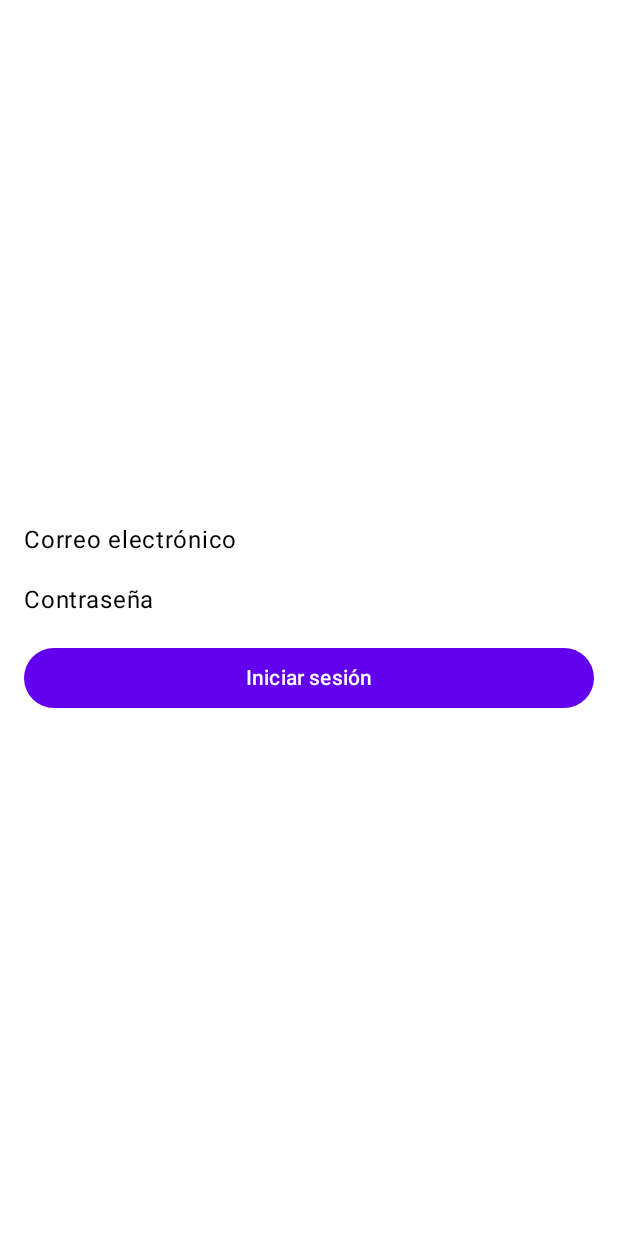
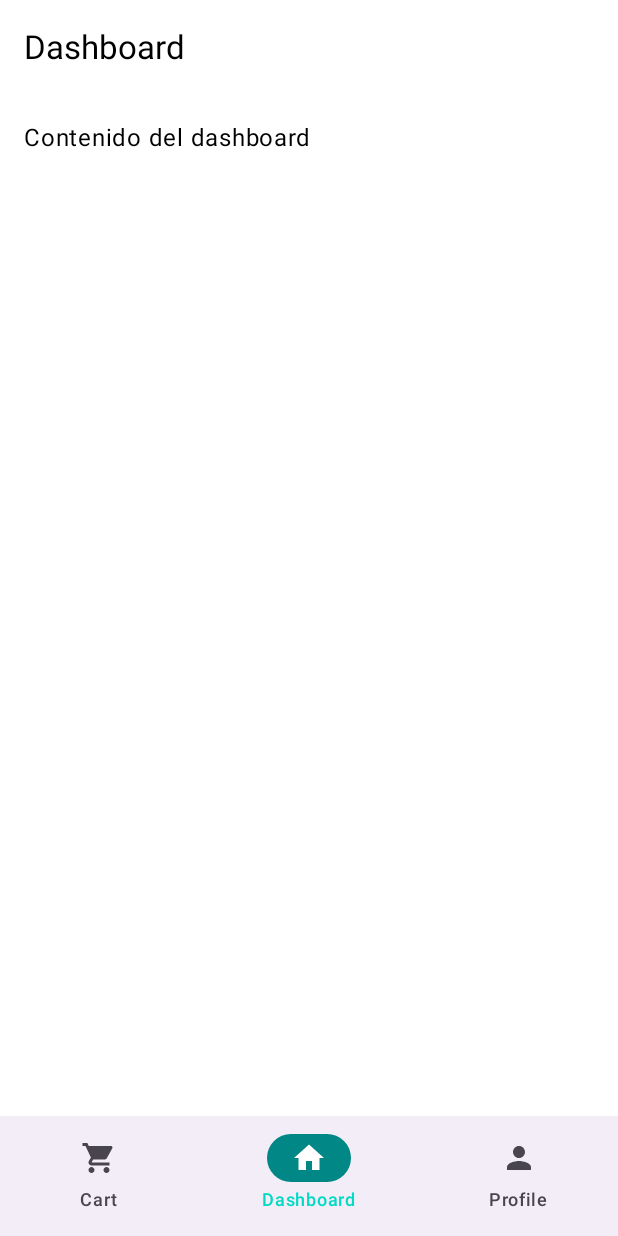
Before and after one commit to opoinffrancisco/laboratorio-opoinf-app, an Android app built with Jetpack Compose: the screen it shows after launch (LoginActivity before the commit, MainActivity after it), on a phone screen of 412 x 824 dp. Run offline under Robolectric (Android 15) with nearby library versions, the phone set to English and light mode, and no system bars.

Commit message:
Añadiendo estructura de menu inferior

```diff
--- a/app/build.gradle.kts
+++ b/app/build.gradle.kts
@@ -53,6 +53,8 @@ dependencies {
     implementation(libs.androidx.core.ktx)
     implementation(libs.androidx.lifecycle.runtime.ktx)
     implementation(libs.androidx.activity.compose)
+    implementation("androidx.compose.material3:material3:1.1.0")
+    implementation("androidx.navigation:navigation-compose:2.5.3")
     implementation(platform(libs.androidx.compose.bom))
     implementation(libs.androidx.ui)
     implementation(libs.androidx.ui.graphics)
--- a/app/src/main/java/com/opoinf/laboratorio_opoinf/LoginActivity.kt
+++ b/app/src/main/java/com/opoinf/laboratorio_opoinf/LoginActivity.kt
@@ -17,6 +17,7 @@ import com.opoinf.laboratorio_opoinf.ui.theme.LaboratorioOpoinfTheme
 class LoginActivity : ComponentActivity() {
     override fun onCreate(savedInstanceState: Bundle?) {
         super.onCreate(savedInstanceState)
+        //enableEdgeToEdge()
         setContent {
             LaboratorioOpoinfTheme {
                 Surface(modifier = Modifier.fillMaxSize(), color = MaterialTheme.colorScheme.background) {
--- a/app/src/main/java/com/opoinf/laboratorio_opoinf/MainActivity.kt
+++ b/app/src/main/java/com/opoinf/laboratorio_opoinf/MainActivity.kt
@@ -3,45 +3,98 @@ package com.opoinf.laboratorio_opoinf
 import android.os.Bundle
 import androidx.activity.ComponentActivity
 import androidx.activity.compose.setContent
-import androidx.activity.enableEdgeToEdge
-import androidx.compose.foundation.layout.fillMaxSize
 import androidx.compose.foundation.layout.padding
-import androidx.compose.material3.Scaffold
-import androidx.compose.material3.Text
+import androidx.compose.material.icons.Icons
+import androidx.compose.material.icons.filled.Home
+import androidx.compose.material.icons.filled.Person
+import androidx.compose.material.icons.filled.ShoppingCart
+import androidx.compose.material3.*
 import androidx.compose.runtime.Composable
 import androidx.compose.ui.Modifier
+import androidx.compose.ui.graphics.vector.ImageVector
 import androidx.compose.ui.tooling.preview.Preview
-import com.opoinf.laboratorio_opoinf.ui.theme.LaboratorioopoinfTheme
+import androidx.navigation.NavHostController
+import androidx.navigation.compose.*
+import com.opoinf.laboratorio_opoinf.modulo.CartScreen
+import com.opoinf.laboratorio_opoinf.modulo.DashboardScreen
+import com.opoinf.laboratorio_opoinf.modulo.ProfileScreen
+import com.opoinf.laboratorio_opoinf.ui.theme.LaboratorioOpoinfTheme
 
 class MainActivity : ComponentActivity() {
     override fun onCreate(savedInstanceState: Bundle?) {
         super.onCreate(savedInstanceState)
-        enableEdgeToEdge()
         setContent {
-            LaboratorioopoinfTheme {
-                Scaffold(modifier = Modifier.fillMaxSize()) { innerPadding ->
-                    Greeting(
-                        name = "Android",
-                        modifier = Modifier.padding(innerPadding)
-                    )
-                }
+            LaboratorioOpoinfTheme {
+                MainScreen()
             }
         }
     }
 }
 
+sealed class BottomNavItem(val title: String, val icon: ImageVector, val route: String) {
+    object Cart : BottomNavItem("Cart", Icons.Default.ShoppingCart, "cart")
+    object Dashboard : BottomNavItem("Dashboard", Icons.Default.Home, "dashboard")
+    object Profile : BottomNavItem("Profile", Icons.Default.Person, "profile")
+}
+
 @Composable
-fun Greeting(name: String, modifier: Modifier = Modifier) {
-    Text(
-        text = "Hello $name!",
-        modifier = modifier
+fun MainScreen() {
+    val navController = rememberNavController()
+    val items = listOf(
+        BottomNavItem.Cart,
+        BottomNavItem.Dashboard,
+        BottomNavItem.Profile
     )
+
+    Scaffold(
+        bottomBar = { BottomNavigationBar(navController, items) }
+    ) { innerPadding ->
+        NavHostContainer(navController, Modifier.padding(innerPadding))
+    }
+}
+
+@Composable
+fun BottomNavigationBar(navController: NavHostController, items: List<BottomNavItem>) {
+    NavigationBar {
+        val currentRoute = currentRoute(navController)
+        items.forEach { item ->
+            NavigationBarItem(
+                icon = { Icon(item.icon, contentDescription = item.title) },
+                label = { Text(item.title) },
+                selected = currentRoute == item.route,
+                onClick = {
+                    navController.navigate(item.route) {
+                        popUpTo(navController.graph.startDestinationId) {
+                            saveState = true
+                        }
+                        launchSingleTop = true
+                        restoreState = true
+                    }
+                }
+            )
+        }
+    }
+}
+
+@Composable
+fun NavHostContainer(navController: NavHostController, modifier: Modifier = Modifier) {
+    NavHost(navController, startDestination = BottomNavItem.Dashboard.route, modifier = modifier) {
+        composable(BottomNavItem.Cart.route) { CartScreen() }
+        composable(BottomNavItem.Dashboard.route) { DashboardScreen() }
+        composable(BottomNavItem.Profile.route) { ProfileScreen() }
+    }
+}
+
+@Composable
+fun currentRoute(navController: NavHostController): String? {
+    val navBackStackEntry = navController.currentBackStackEntryAsState()
+    return navBackStackEntry.value?.destination?.route
 }
 
 @Preview(showBackground = true)
 @Composable
-fun GreetingPreview() {
-    LaboratorioopoinfTheme {
-        Greeting("Android")
+fun DefaultPreview() {
+    LaboratorioOpoinfTheme {
+        MainScreen()
     }
 }
--- /dev/null
+++ b/app/src/main/java/com/opoinf/laboratorio_opoinf/modulo/DashboardScreen.kt
@@ -0,0 +1,37 @@
+package com.opoinf.laboratorio_opoinf.modulo
+
+import androidx.compose.foundation.layout.Box
+import androidx.compose.foundation.layout.fillMaxSize
+import androidx.compose.foundation.layout.padding
+import androidx.compose.material3.ExperimentalMaterial3Api
+import androidx.compose.material3.Scaffold
+import androidx.compose.material3.Text
+import androidx.compose.material3.TopAppBar
+import androidx.compose.runtime.Composable
+import androidx.compose.ui.Modifier
+import androidx.compose.ui.tooling.preview.Preview
+import androidx.compose.ui.unit.dp
+import com.opoinf.laboratorio_opoinf.ui.theme.LaboratorioOpoinfTheme
+
+@OptIn(ExperimentalMaterial3Api::class)
+@Composable
+fun DashboardScreen() {
+    Scaffold(
+        topBar = {
+            TopAppBar(title = { Text("Dashboard") })
+        }
+    ) { innerPadding ->
+        Box(modifier = Modifier.padding(innerPadding).fillMaxSize()) {
+            // Contenido de la pantalla del dashboard
+            Text(text = "Contenido del dashboard", modifier = Modifier.padding(16.dp))
+        }
+    }
+}
+
+@Preview(showBackground = true)
+@Composable
+fun DashboardScreenPreview() {
+    LaboratorioOpoinfTheme {
+        DashboardScreen()
+    }
+}
--- a/app/src/main/res/values/strings.xml
+++ b/app/src/main/res/values/strings.xml
@@ -1,3 +1,5 @@
 <resources>
     <string name="app_name">laboratorio-opoinf</string>
+    <string name="dashboard">Dashboard</string>
+    <string name="login">Login</string>
 </resources>
```
Also changed, not shown: app/src/main/AndroidManifest.xml (+15 -12 lines), app/src/main/java/com/opoinf/laboratorio_opoinf/modulo/CartScreen.kt (added, +37 -0 lines), app/src/main/java/com/opoinf/laboratorio_opoinf/modulo/ProfileScreen.kt (added, +37 -0 lines), app/src/main/java/com/opoinf/laboratorio_opoinf/ui/theme/Theme.kt (deleted, +0 -58 lines).
